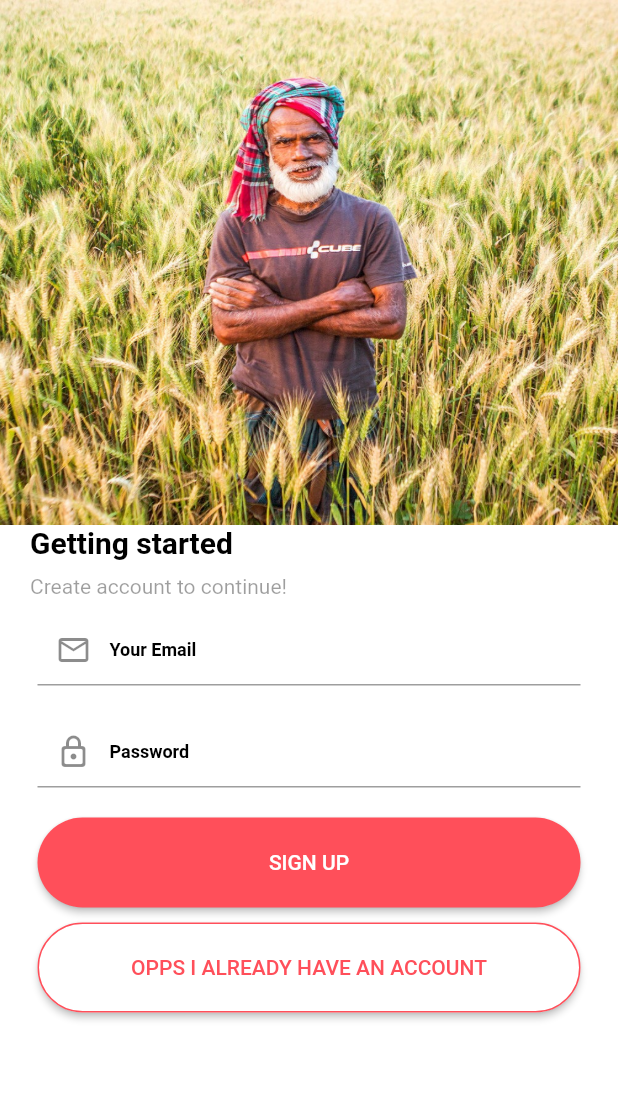
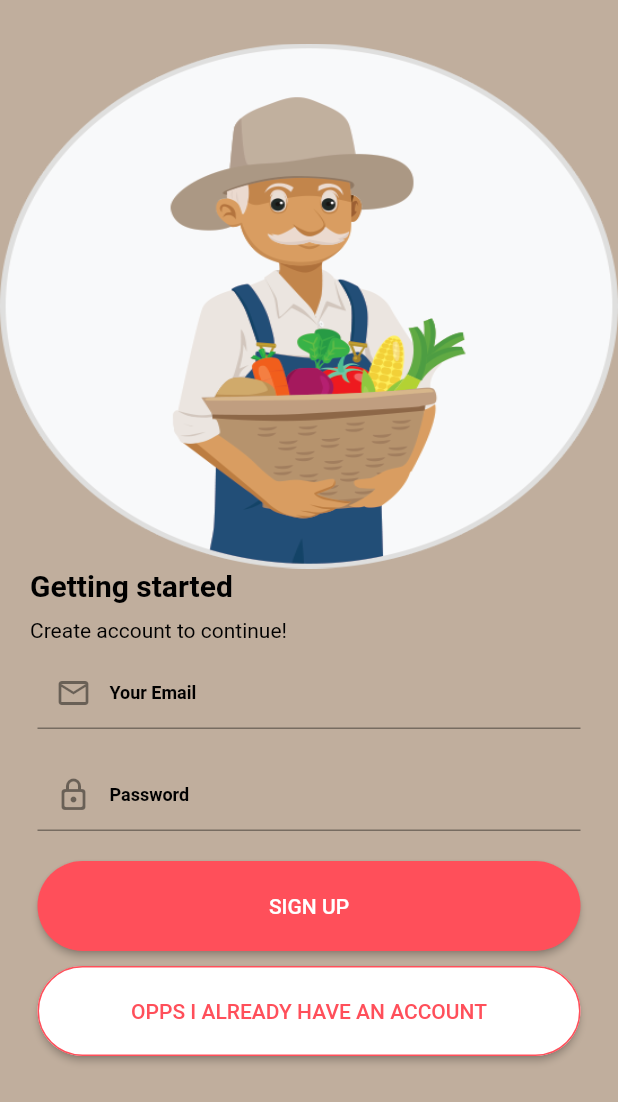
Before and after one commit to Always-Bijoy/SmartAgricultureSystem, a Flutter app: the screen it shows after launch, after a tap on "LOGIN", after a tap on "OPPS I DON'T HAVE ACCOUNT YET", on a phone screen of 412 x 824 dp. Shown: the top 1102 px of the screen. Run offline on Flutter 3.47's test engine with Material 2 defaults, Android fonts, the phone set to English and light mode, and no system bars; our stand-ins replace firebase_auth, firebase_core, firebase_database, google_fonts, lite_rolling_switch, syncfusion_flutter_gauges; accounts and stored records are empty.

Commit message:
Changing login signup welcome ui

```diff
--- a/lib/Screens/login.dart
+++ b/lib/Screens/login.dart
@@ -12,15 +12,17 @@ class Login extends StatelessWidget {
     precacheImage(AssetImage("assets/pic2.jpg"), context);
 
     return Scaffold(
-      backgroundColor: Colors.white,
+      backgroundColor: Color(0xffDEEDEA),
       body: SingleChildScrollView(
         child: Column(
           children: <Widget>[
             Container(
+              margin: EdgeInsets.only(bottom: 20),
               height: 350,
               decoration: BoxDecoration(
+                borderRadius: BorderRadiusDirectional.circular(50),
                 image: DecorationImage(
-                    image: AssetImage("assets/pic2.jpg"), fit: BoxFit.fill),
+                    image: AssetImage("assets/farmerlogin.png"), fit: BoxFit.fill),
               ),
             ),
             // Padding(
@@ -76,7 +78,7 @@ class Login extends StatelessWidget {
                   'Enter your credentials to continue',
                   style: TextStyle(
                     fontSize: 14,
-                    color: Colors.black12,
+                    color: Colors.black,
                   ),
                 ),
               ),
--- a/lib/Screens/signup.dart
+++ b/lib/Screens/signup.dart
@@ -24,15 +24,16 @@ class _SignUpState extends State<SignUp> {
   Widget build(BuildContext context) {
     precacheImage(AssetImage("assets/signup2.jpg"), context);
     return Scaffold(
-      backgroundColor: Colors.white,
+      backgroundColor: Color(0xffC0AE9D),
       body: SingleChildScrollView(
         child: Column(
           children: <Widget>[
             Container(
+              margin: EdgeInsets.only(top: 29),
               height: 350,
               decoration: BoxDecoration(
                 image: DecorationImage(
-                    image: AssetImage("assets/signup2.jpg",), fit: BoxFit.fill),
+                    image: AssetImage("assets/farmersignup.png",), fit: BoxFit.fill),
               ),
             ),
             Padding(
@@ -60,7 +61,7 @@ class _SignUpState extends State<SignUp> {
                   'Create account to continue!',
                   style: TextStyle(
                     fontSize: 14,
-                    color: Colors.black38,
+                    color: Colors.black,
                   ),
                 ),
               ),
--- a/lib/Screens/welcome.dart
+++ b/lib/Screens/welcome.dart
@@ -31,11 +31,11 @@ class _WelcomeState extends State<Welcome> {
 
   @override
   Widget build(BuildContext context) {
-    precacheImage(AssetImage("assets/welcome.jpg"), context);
+    precacheImage(AssetImage("assets/welcome2.jpg"), context);
     return isAuth
         ? Home()
         : Scaffold(
-      backgroundColor: Colors.white,
+      backgroundColor: Color(0xffF7ECB4),
             body: Stack(
               children: <Widget>[
                 Container(
@@ -126,16 +126,20 @@ class _WelcomeState extends State<Welcome> {
                         ),
                       ),
                       SizedBox(
-                        height: 25,
+                        height: 15,
                       ),
                     ],
                   ),
                 ),
                 Container(
-                  height: 420,
+                  margin: EdgeInsets.only(top: 29),
+                  padding: EdgeInsets.only(bottom: 20),
+                  height: 525,
                   decoration: BoxDecoration(
                     image: DecorationImage(
-                        image: AssetImage("assets/welcome2.png"),
+                        image: AssetImage("assets/welcome2.1.png"),
+
+
                         fit: BoxFit.fill),
                   ),
                 ),
```
Also changed, not shown: lib/Screens/home.dart (+24 -16 lines), assets/farmerlogin.png (added), assets/farmersignup.png (added), assets/signup2.jpg (deleted), assets/welcome2.1.png (added), assets/welcome2.png.
